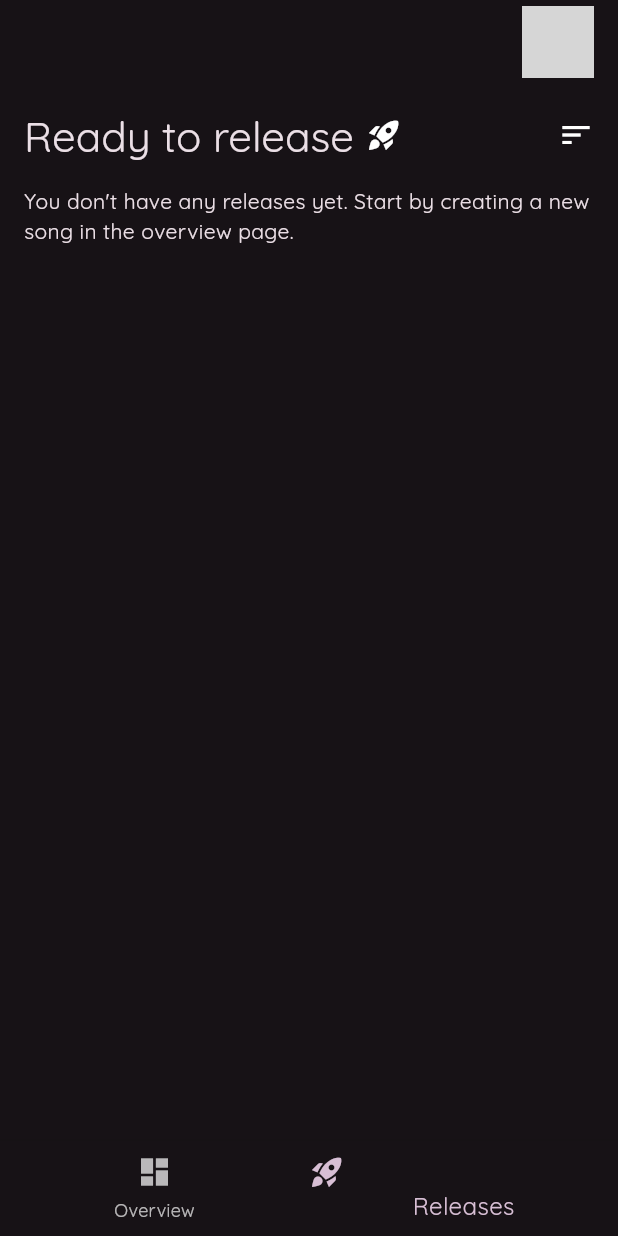
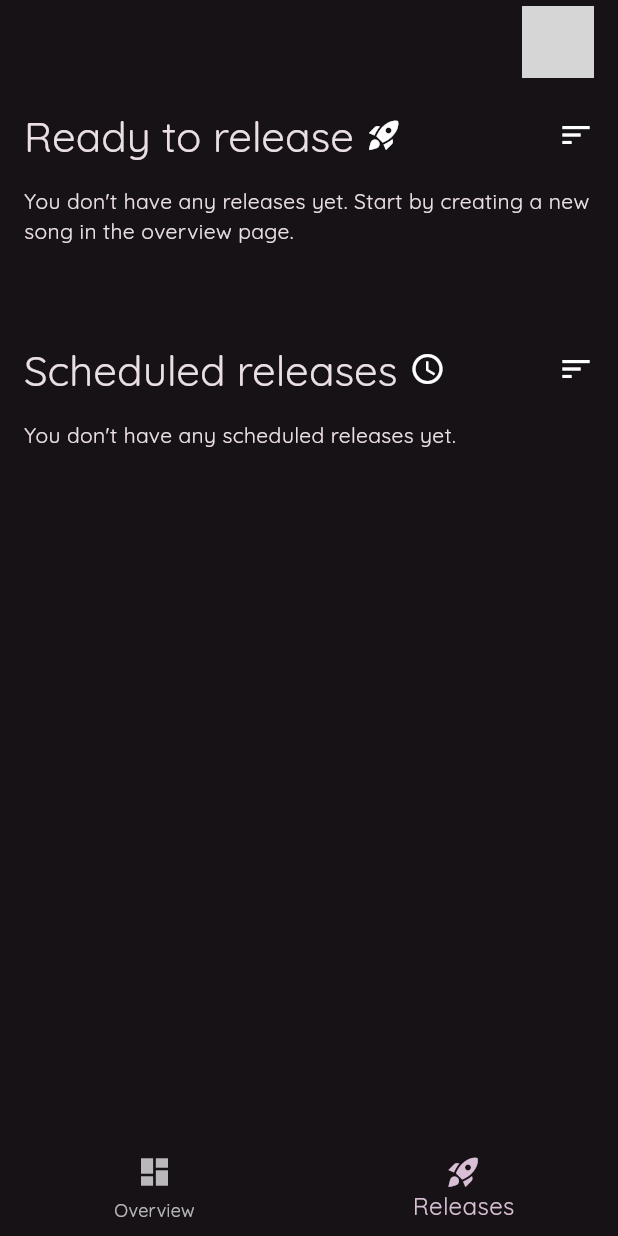
Before and after one commit to marcosaia/droomy-flutter, a Flutter app: the DashboardScreen screen opened directly, item 2 of the bottom bar chosen, on a phone screen of 412 x 824 dp. Run offline on Flutter 3.47's test engine with Material 3 defaults, Android fonts, the phone set to English and light mode, and no system bars; our stand-ins replace audioplayers, cloud_firestore, firebase_auth, firebase_core, flutter_html, flutter_riverpod and 7 more; accounts and stored records are empty; generated files the repository leaves out were written again; network calls fail; grey boxes are pictures that could not be loaded.

Commit message:
Fixed best release date math and various bug fixes

```diff
--- a/lib/data/models/project.dart
+++ b/lib/data/models/project.dart
@@ -27,6 +27,9 @@ class Project {
   // Timestamp of the last time the project was updated
   DateTime modifiedAt;
 
+  // Planned release date
+  DateTime? plannedReleaseDate;
+
   // Utility getter for current action plan
   ActionPlan? get currentActionPlan {
     return workflow?.currentStep?.actionPlan;
--- a/lib/screens/dashboard/screens/dashboard_screen.dart
+++ b/lib/screens/dashboard/screens/dashboard_screen.dart
@@ -4,6 +4,7 @@ import 'package:droomy/screens/dashboard/tabs/overview/dashboard_overview_tab.da
 import 'package:droomy/screens/dashboard/tabs/overview/widgets/dashboard_overview_end_drawer.dart';
 import 'package:droomy/screens/dashboard/tabs/releases/dashboard_releases_page_tab.dart';
 import 'package:droomy/screens/project/screens/project_detail_screen.dart';
+import 'package:droomy/widgets/number_badge.dart';
 import 'package:flutter/material.dart';
 import 'package:flutter_riverpod/flutter_riverpod.dart';
 import '../../../widgets/user_profile_app_bar.dart';
@@ -85,30 +86,12 @@ class _DashboardScreenState extends ConsumerState<DashboardScreen> {
               BottomNavigationBarItem(
                   icon: Stack(children: [
                     const Icon(Icons.rocket_launch),
-                    state.numOfPendingReleases > 0
-                        ? Positioned(
-                            right: 0,
-                            child: Container(
-                              padding: const EdgeInsets.all(1),
-                              decoration: BoxDecoration(
-                                color: Colors.red,
-                                borderRadius: BorderRadius.circular(6),
-                              ),
-                              constraints: const BoxConstraints(
-                                minWidth: 12,
-                                minHeight: 12,
-                              ),
-                              child: Text(
-                                '${state.numOfPendingReleases}',
-                                style: const TextStyle(
-                                  color: Colors.white,
-                                  fontSize: 8,
-                                ),
-                                textAlign: TextAlign.center,
-                              ),
-                            ),
-                          )
-                        : Container(),
+                    Visibility(
+                      visible: state.numOfPendingReleases > 0,
+                      child: NumberBadge(
+                        badgeCount: state.numOfPendingReleases,
+                      ),
+                    ),
                   ]),
                   label: 'Releases'),
             ]),
--- a/lib/screens/dashboard/tabs/releases/dashboard_releases_page_tab.dart
+++ b/lib/screens/dashboard/tabs/releases/dashboard_releases_page_tab.dart
@@ -1,6 +1,7 @@
 import 'package:droomy/common/constants.dart';
 import 'package:droomy/common/utils.dart';
 import 'package:droomy/data/models/project.dart';
+import 'package:droomy/screens/base/view_state.dart';
 import 'package:droomy/screens/dashboard/tabs/releases/controllers/dashboard_releases_controller.dart';
 import 'package:droomy/screens/dashboard/tabs/releases/widgets/dashboard_releases_list_view.dart';
 import 'package:droomy/screens/release/screens/release_detail_screen.dart';
@@ -18,6 +19,9 @@ class DashboardReleasesPageTab extends ConsumerStatefulWidget {
 
 class _DashboardReleasesPageTabState
     extends ConsumerState<DashboardReleasesPageTab> {
+  List<Project> _readyReleases = [];
+  List<Project> _scheduledReleases = [];
+
   @override
   void initState() {
     WidgetsBinding.instance.addPostFrameCallback((_) {
@@ -31,6 +35,18 @@ class _DashboardReleasesPageTabState
   Widget build(BuildContext context) {
     final state = ref.watch(dashboardReleasesControllerProvider);
 
+    // Filter Ready Releases
+    _readyReleases = state.releases
+        .where((release) => release.plannedReleaseDate == null)
+        .toList();
+
+    // Filter and sort Scheduled Releases
+    _scheduledReleases = state.releases
+        .where((release) => release.plannedReleaseDate != null)
+        .toList();
+    _scheduledReleases.sort((pr1, pr2) =>
+        pr1.plannedReleaseDate!.isBefore(pr2.plannedReleaseDate!) ? -1 : 1);
+
     return SingleChildScrollView(
       child: Container(
           margin:
@@ -38,42 +54,81 @@ class _DashboardReleasesPageTabState
           child: Column(
               crossAxisAlignment: CrossAxisAlignment.start,
               children: <Widget>[
+                ..._readyToReleaseSection,
+                ..._scheduledReleasesSection,
+              ])),
+    );
+  }
+
+  List<Widget> _getReleasesSection({
+    required String title,
+    required Icon icon,
+    required void Function() onFilterTap,
+    required String subheaderText,
+    required List<Project> projects,
+    required void Function(Project project) onProjectSelected,
+  }) {
+    final state = ref.watch(dashboardReleasesControllerProvider);
+    return [
       const SizedBox(
         height: Constants.paddingRegular,
       ),
       Row(
         children: [
           Row(children: [
-                      Text('Ready to release',
-                          style: Theme.of(context).textTheme.headlineMedium),
+            Text(title, style: Theme.of(context).textTheme.headlineMedium),
             const SizedBox(width: Constants.paddingSmall),
-                      const Icon(Icons.rocket_launch)
+            icon,
           ]),
           const Spacer(),
-                    GestureDetector(
-                        onTap: () => showMessageOverlay(context,
-                            message: 'Filter pressed'),
-                        child: const Icon(Icons.sort)),
+          GestureDetector(onTap: onFilterTap, child: const Icon(Icons.sort)),
         ],
       ),
+      Visibility(
+          visible: state.viewState != const ViewStateLoading(),
+          child: Column(
+            children: [
               const SizedBox(height: Constants.paddingRegular),
-                Text(_subheaderText),
+              Text(subheaderText),
+            ],
+          )),
       const SizedBox(height: Constants.paddingRegular),
       state.viewState.map(loaded: (_) {
         return DashboardReleasesListView(
-                    releases: state.releases,
-                    onReleaseSelected: (project) {
+          releases: projects,
+          onReleaseSelected: onProjectSelected,
+        );
+      }, loading: (_) {
+        return const Center(child: CircularProgressIndicator());
+      }, error: (_) {
+        return Container();
+      })
+    ];
+  }
+
+  List<Widget> get _readyToReleaseSection {
+    return _getReleasesSection(
+      title: "Ready to release",
+      icon: const Icon(Icons.rocket_launch),
+      onFilterTap: () => showMessageOverlay(context, message: 'Filter pressed'),
+      subheaderText: _readySubheaderText,
+      projects: _readyReleases,
+      onProjectSelected: (project) {
         _navigateToReleaseDetail(project);
       },
     );
-                }, loading: (_) {
-                  return const Expanded(
-                    child: Center(child: CircularProgressIndicator()),
-                  );
-                }, error: (_) {
-                  return Container();
-                })
-              ])),
+  }
+
+  List<Widget> get _scheduledReleasesSection {
+    return _getReleasesSection(
+      title: "Scheduled releases",
+      icon: const Icon(Icons.schedule),
+      onFilterTap: () => showMessageOverlay(context, message: 'Filter pressed'),
+      subheaderText: _scheduledSubheaderText,
+      projects: _scheduledReleases,
+      onProjectSelected: (project) {
+        // _navigateToReleaseDetail(project);
+      },
     );
   }
 
@@ -83,13 +138,21 @@ class _DashboardReleasesPageTabState
     }));
   }
 
-  String get _subheaderText {
-    final state = ref.read(dashboardReleasesControllerProvider);
-    if (state.releases.isEmpty) {
+  String get _readySubheaderText {
+    if (_readyReleases.isEmpty) {
       return "You don't have any releases yet. Start by creating a new song in the overview page.";
     } else {
-      final isOne = state.releases.length == 1;
-      return "Let's go! You have ${state.releases.length} song${isOne ? '' : 's'} that ${isOne ? 'is' : 'are'} ready to be published!";
+      final isOne = _readyReleases.length == 1;
+      return "Let's go! You have ${_readyReleases.length} song${isOne ? '' : 's'} that ${isOne ? 'is' : 'are'} ready to be published!";
+    }
+  }
+
+  String get _scheduledSubheaderText {
+    if (_scheduledReleases.isEmpty) {
+      return "You don't have any scheduled releases yet.";
+    } else {
+      final isOne = _scheduledReleases.length == 1;
+      return "Congrats! 💪 You have ${_scheduledReleases.length} scheduled release${isOne ? '' : 's'}!";
     }
   }
 }
--- a/lib/screens/release/controllers/release_detail_state.dart
+++ b/lib/screens/release/controllers/release_detail_state.dart
@@ -7,6 +7,8 @@ part 'release_detail_state.freezed.dart';
 class ReleaseDetailState with _$ReleaseDetailState {
   factory ReleaseDetailState({
     @Default(null) DateTime? bestReleaseDate,
+    @Default(null) String? releaseDateExplanation,
+    @Default(false) bool isScheduled,
     required ViewState viewState,
   }) = _ReleaseDetailState;
 
```
Also changed, not shown: lib/screens/dashboard/tabs/releases/widgets/dashboard_releases_list_view.dart (+16 -0 lines), lib/screens/release/controllers/release_detail_controller.dart (+54 -5 lines), lib/screens/release/screens/release_detail_screen.dart (+57 -15 lines), lib/services/workflows/default_workflows/steps/steps.dart (+10 -11 lines), lib/widgets/number_badge.dart (added, +35 -0 lines). Lines whose indentation alone changed are shown as unchanged.
